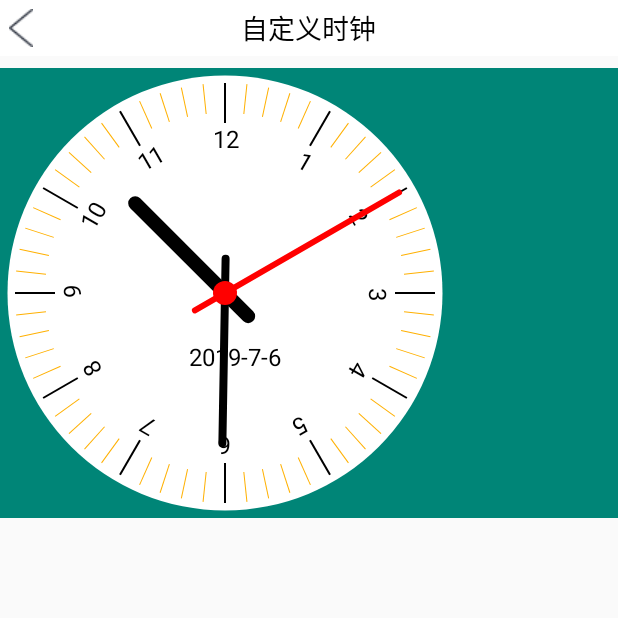
After one commit to xinshengBoy/SimpleDemo3, an Android app: the CustomClockActivity screen opened directly, with no data from a screen before it, on a phone screen of 412 x 824 dp, the top half of it. The commit adds this screen. Run offline under Robolectric (Android 15) with nearby library versions, the phone set to English and light mode, and no system bars; libraries missing offline, so code that uses them is left out: net.lemonsoft.lemonbubble.

Commit message:
新增自定义时钟

```diff
--- a/app/src/main/AndroidManifest.xml
+++ b/app/src/main/AndroidManifest.xml
@@ -82,6 +82,9 @@
             android:label="@string/ic_marquee"
             android:screenOrientation="landscape"
             android:windowSoftInputMode="adjustUnspecified|stateHidden"/>
+        <activity android:name=".activity.CustomClockActivity"
+            android:label="@string/ic_custom_clock"
+            android:screenOrientation="portrait"/>
     </application>
 
 </manifest>
--- /dev/null
+++ b/app/src/main/java/com/yks/simpledemo3/activity/CustomClockActivity.java
@@ -0,0 +1,30 @@
+package com.yks.simpledemo3.activity;
+
+import android.app.Activity;
+import android.os.Bundle;
+import android.widget.LinearLayout;
+
+import com.yks.simpledemo3.R;
+import com.yks.simpledemo3.view.MyActionBar;
+
+/**
+ * 描述：自定义时钟
+ * 作者：zzh
+ * time:2019/08/05
+ * https://github.com/Jmengfei/CustomView/blob/master/app/src/main/res/layout/activity_main.xml
+ */
+public class CustomClockActivity extends Activity {
+
+    @Override
+    protected void onCreate(Bundle savedInstanceState) {
+        super.onCreate(savedInstanceState);
+        setContentView(R.layout.activity_custom_clock);
+
+        initView();
+    }
+
+    private void initView(){
+        LinearLayout title_layout = findViewById(R.id.headerLayout);
+        MyActionBar.show(CustomClockActivity.this, title_layout, "自定义时钟", "", false);
+    }
+}
--- a/app/src/main/java/com/yks/simpledemo3/activity/MainActivity.java
+++ b/app/src/main/java/com/yks/simpledemo3/activity/MainActivity.java
@@ -55,11 +55,13 @@ public class MainActivity extends BaseActivity implements View.OnClickListener {
     private final int [] ids = new int[]{R.id.channel_sort_layout,R.id.drawable_layout,R.id.appBarLayout_layout,R.id.safeKeyBoard_layout,
                                         R.id.message_verification_layout,R.id.xiaomi_stepclock_layout,R.id.dialog_fragment_layout,R.id.windwill_layout,
                                         R.id.super_button_layout,R.id.water_picture_layout,R.id.timing_tasks_layout,R.id.export_csv_layout,
-                                        R.id.temperature_layout,R.id.circle_menu_layout,R.id.radar_layout,R.id.marquee_layout};
+                                        R.id.temperature_layout,R.id.circle_menu_layout,R.id.radar_layout,R.id.marquee_layout,
+                                        R.id.custom_clock_layout};
     private final Class [] classes = new Class[]{ChannelSortActivity.class,DrawableActivity.class,AppBayLayoutActivity.class,SafeKeyBoardActivity.class,
                                                 MessageVerificationActivity.class,XiaomiStepClockActivity.class,DialogFragmentActivity.class,WindWillActivity.class,
                                                 SuperButtonActivity.class,WaterPictureActivity.class,TimingTaskActivity.class,ExportCSVActivity.class,
-                                                TemperatureActivity.class,CircleMenuActivity.class, RadarViewActivity.class,MarqueeActivity.class};
+                                                TemperatureActivity.class,CircleMenuActivity.class, RadarViewActivity.class,MarqueeActivity.class,
+                                                CustomClockActivity.class};
     @Override
     public void onCreate(Bundle savedInstanceState) {
         super.onCreate(savedInstanceState);
--- a/app/src/main/java/com/yks/simpledemo3/tools/Info.java
+++ b/app/src/main/java/com/yks/simpledemo3/tools/Info.java
@@ -10,6 +10,7 @@ import android.media.MediaPlayer;
 import android.support.v7.widget.DividerItemDecoration;
 import android.support.v7.widget.LinearLayoutManager;
 import android.support.v7.widget.RecyclerView;
+import android.util.TypedValue;
 
 import com.yks.simpledemo3.adapter.BaseRecyclerAdapter;
 
@@ -129,4 +130,15 @@ public class Info {
         int screenHeight = activity.getWindowManager().getDefaultDisplay().getHeight();
         KEY_HEIGHT = screenHeight / 3;
     }
+
+    /**
+     * 描述：将dp转成px
+     * 作者：zzh
+     * @param context 上下文
+     * @param dp dp的值
+     * @return 返回的px的值
+     */
+    public static int dp2px (Context context,float dp){
+        return (int) TypedValue.applyDimension(TypedValue.COMPLEX_UNIT_DIP,dp,context.getResources().getDisplayMetrics());
+    }
 }
--- /dev/null
+++ b/app/src/main/java/com/yks/simpledemo3/view/CustomClockView.java
@@ -0,0 +1,225 @@
+package com.yks.simpledemo3.view;
+
+import android.content.Context;
+import android.content.res.TypedArray;
+import android.graphics.Canvas;
+import android.graphics.Color;
+import android.graphics.Paint;
+import android.graphics.PaintFlagsDrawFilter;
+import android.graphics.Rect;
+import android.graphics.RectF;
+import android.util.AttributeSet;
+import android.view.View;
+
+import com.yks.simpledemo3.R;
+import com.yks.simpledemo3.tools.Info;
+
+import java.util.Calendar;
+
+/**
+ * 描述：自定义时钟
+ * 作者：zzh
+ * time:2019/08/05
+ * 参考：https://blog.csdn.net/sinat_36668731/article/details/81032530
+ * https://github.com/Jmengfei/CustomView/blob/master/app/src/main/java/com/example/jmf/timetest/WatchBoard.java
+ */
+public class CustomClockView extends View {
+
+    private float mRadius;//圆形半径
+    private float mPadding;//边距
+    private float mTextSize;//文字大小
+    private float mHourPointWidth;//时针宽度
+    private float mMinutePointWidth;//分针宽度
+    private float mSecondPointWidth;//秒针宽度
+    private float mPointRadius;//指针圆角
+    private float mPointEndLength;//指针末尾长度
+
+    private int mHourPointColor;//时针颜色
+    private int mMinutePointColor;//分针颜色
+    private int mSecondPointColor;//秒针颜色
+    private int mLongColor;//长线颜色
+    private int mShortColor;//短线颜色
+
+    private Paint mPaint;//画笔
+    private PaintFlagsDrawFilter mFilter;//为画布设置抗锯齿
+    private int width;//钟表边长
+
+    public CustomClockView(Context context) {
+        this(context,null);
+    }
+
+    public CustomClockView(Context context, AttributeSet attrs) {
+        this(context, attrs,0);
+    }
+
+    public CustomClockView(Context context, AttributeSet attrs, int defStyleAttr) {
+        super(context, attrs, defStyleAttr);
+        initAttrs(context,attrs);
+        initPaint();
+        //为画布实现抗锯齿
+        mFilter = new PaintFlagsDrawFilter(0,Paint.ANTI_ALIAS_FLAG | Paint.FILTER_BITMAP_FLAG);
+        //获取控件宽高
+        int widthPix = context.getResources().getDisplayMetrics().widthPixels;
+        int heightPix = context.getResources().getDisplayMetrics().heightPixels;
+        width = Math.min(widthPix,heightPix);//与最小值相等
+    }
+
+    private void initAttrs(Context context,AttributeSet attr){
+        TypedArray array = context.obtainStyledAttributes(attr, R.styleable.CustomClockView);
+
+        mPadding = array.getDimension(R.styleable.CustomClockView_ccv_padding, Info.dp2px(context,10));
+        mTextSize = array.getDimension(R.styleable.CustomClockView_ccv_text_size, Info.dp2px(context,16));
+        mHourPointWidth = array.getDimension(R.styleable.CustomClockView_ccv_hour_pointer_width, Info.dp2px(context,5));
+        mMinutePointWidth = array.getDimension(R.styleable.CustomClockView_ccv_minute_pointer_width, Info.dp2px(context,3));
+        mSecondPointWidth = array.getDimension(R.styleable.CustomClockView_ccv_second_pointer_width, Info.dp2px(context,2));
+        mPointRadius = array.getDimension(R.styleable.CustomClockView_ccv_pointer_cornor_radius, Info.dp2px(context,10));
+        mPointEndLength = array.getDimension(R.styleable.CustomClockView_ccv_pointer_end_length, Info.dp2px(context,10));
+
+        mHourPointColor = array.getColor(R.styleable.CustomClockView_ccv_hour_pointer_color, Color.BLACK);
+        mMinutePointColor = array.getColor(R.styleable.CustomClockView_ccv_minute_pointer_color, Color.BLACK);
+        mSecondPointColor = array.getColor(R.styleable.CustomClockView_ccv_second_pointer_color, Color.RED);
+        mLongColor = array.getColor(R.styleable.CustomClockView_ccv_scale_long_color, Color.argb(255,0,0,0));
+        mShortColor = array.getColor(R.styleable.CustomClockView_ccv_scale_short_color, Color.argb(125,0,0,0));
+
+        array.recycle();
+    }
+
+    private void initPaint(){
+        mPaint = new Paint();
+        mPaint.setAntiAlias(true);//抗锯齿
+        mPaint.setDither(true);
+    }
+
+    @Override
+    protected void onMeasure(int widthMeasureSpec, int heightMeasureSpec) {
+        super.onMeasure(widthMeasureSpec, heightMeasureSpec);
+        int w = measureSize(widthMeasureSpec);
+        int h = measureSize(heightMeasureSpec);
+        setMeasuredDimension(w,h);
+    }
+
+    //测量宽高和屏幕做对比
+    private int measureSize(int spec){
+        int size = MeasureSpec.getSize(spec);
+        width = Math.min(width,size);
+        return width;
+    }
+
+    @Override
+    protected void onSizeChanged(int w, int h, int oldw, int oldh) {
+        super.onSizeChanged(w, h, oldw, oldh);
+        mRadius = (Math.min(w,h) - mPadding) / 2;
+        mPointEndLength = mRadius / 6;
+    }
+
+    @Override
+    protected void onDraw(Canvas canvas) {
+        super.onDraw(canvas);
+        //抗锯齿
+        canvas.setDrawFilter(mFilter);
+        //1：先画圆
+        drawCircle(canvas);
+        //2：画刻度
+        drawScale(canvas);
+        //3：画指针
+        drawPointer(canvas);
+        //4：每秒刷新一次
+        postInvalidateDelayed(1000);
+    }
+
+    /**
+     * 描述：画外圈的圆
+     * 作者：zzh
+     * @param canvas 画布
+     */
+    private void drawCircle(Canvas canvas) {
+        mPaint.setColor(Color.WHITE);
+        mPaint.setStyle(Paint.Style.FILL);
+        canvas.drawCircle(width/2,width/2,mRadius,mPaint);
+    }
+
+    /**
+     * 描述：画刻度
+     * 作者：zzh
+     * @param canvas 画布
+     */
+    private void drawScale(Canvas canvas) {
+        mPaint.setStrokeWidth(Info.dp2px(getContext(),1));
+        int lineWidth;
+        for (int i=0;i<60;i++){
+            if (i % 5 == 0){
+                mPaint.setStrokeWidth(Info.dp2px(getContext(),1.5f));//粗一点
+                mPaint.setColor(mLongColor);
+                lineWidth = 40;
+                mPaint.setTextSize(mTextSize);
+                String text = ((i / 5) == 0 ? 12 : (i / 5)) + "";
+                Rect rect = new Rect();
+                mPaint.getTextBounds(text,0,text.length(),rect);
+                mPaint.setColor(Color.BLACK);
+                canvas.drawText(text,width / 2 - rect.width() / 2,rect.height() + Info.dp2px(getContext(),5) + lineWidth + mPadding,mPaint);//画分钟刻度
+            }else {
+                lineWidth = 30;
+                mPaint.setColor(mShortColor);;
+                mPaint.setStrokeWidth(Info.dp2px(getContext(),1f));
+            }
+
+            canvas.drawLine(width / 2,mPadding,width / 2,mPadding + lineWidth,mPaint);
+            canvas.rotate(6,width / 2,width / 2);
+        }
+    }
+
+    /**
+     * 描述：画指针
+     * 作者：zzh
+     * @param canvas 画布
+     */
+    private void drawPointer(Canvas canvas) {
+        Calendar calendar = Calendar.getInstance();
+        int year = calendar.get(Calendar.YEAR);
+        int month = calendar.get(Calendar.MONTH);
+        int day = calendar.get(Calendar.DAY_OF_MONTH);
+        int hour = calendar.get(Calendar.HOUR);//时
+        int minute = calendar.get(Calendar.MINUTE);//分
+        int second = calendar.get(Calendar.SECOND);//秒
+
+        //转过的角度
+        float angleHour = (hour + (float)minute / 60) * 360 / 12;//当前时针的角度
+        float angleMinute = (minute + (float) second / 60) * 360 / 60;//当前分针的角度
+        float angleSecond = second * 360 / 60;//当前秒针的角度
+
+        //1:绘制时针
+        canvas.save();
+        canvas.rotate(angleHour,width / 2,width / 2);//旋转到时针的角度
+        RectF rectHour = new RectF(width / 2 - mHourPointWidth / 2,width / 2 - mRadius * 3 / 5,width / 2 + mHourPointWidth / 2,width / 2 + mPointEndLength);
+        mPaint.setColor(mHourPointColor);
+        mPaint.setStyle(Paint.Style.STROKE);//加粗
+        mPaint.setStrokeWidth(mHourPointWidth);//线粗
+        canvas.drawRoundRect(rectHour,mPointRadius,mPointRadius,mPaint);
+        canvas.restore();
+        //2：绘制分针
+        canvas.save();
+        canvas.rotate(angleMinute,width / 2,width / 2);
+        RectF rectMinute = new RectF(width / 2 - mMinutePointWidth / 2,width / 2 - mRadius * 3.5f / 5,width / 2 + mMinutePointWidth / 2,width / 2 + mPointEndLength);
+        mPaint.setColor(mMinutePointColor);
+        mPaint.setStrokeWidth(mMinutePointWidth);
+        canvas.drawRoundRect(rectMinute,mPointRadius,mPointRadius,mPaint);
+        canvas.restore();
+        //绘制秒针
+        canvas.save();
+        canvas.rotate(angleSecond,width / 2,width / 2);
+        RectF rectSecond = new RectF(width / 2 - mSecondPointWidth / 2,width / 2 - mRadius + Info.dp2px(getContext(),10),width / 2 + mSecondPointWidth / 2,width / 2 + mPointEndLength);
+        mPaint.setColor(mSecondPointColor);
+        mPaint.setStrokeWidth(mSecondPointWidth);
+        canvas.drawRoundRect(rectSecond,mPointRadius,mPointRadius,mPaint);
+        canvas.restore();
+        //绘制原点
+        mPaint.setStyle(Paint.Style.FILL);
+        canvas.drawCircle(width / 2,width /2,mSecondPointWidth * 4,mPaint);
+        //绘制日期
+        canvas.save();
+        mPaint.setColor(mHourPointColor);
+        mPaint.setStrokeWidth(mSecondPointWidth);
+        canvas.drawText(year+"-"+month+"-"+day,width / 2 - mPointEndLength,width / 2 + mPointEndLength * 2,mPaint);
+        canvas.restore();
+    }
+}
--- a/app/src/main/java/com/yks/simpledemo3/view/MarqueeTextView.java
+++ b/app/src/main/java/com/yks/simpledemo3/view/MarqueeTextView.java
@@ -35,7 +35,6 @@ public class MarqueeTextView extends android.support.v7.widget.AppCompatTextView
         setBackgroundColor(Color.BLACK);
         setTextColor(Color.WHITE);
         setTextSize(56);
-        setsc
     }
 
     @Override
--- a/app/src/main/java/com/yks/simpledemo3/view/RadarView.java
+++ b/app/src/main/java/com/yks/simpledemo3/view/RadarView.java
@@ -7,10 +7,10 @@ import android.graphics.Color;
 import android.graphics.Paint;
 import android.graphics.SweepGradient;
 import android.util.AttributeSet;
-import android.util.TypedValue;
 import android.view.View;
 
 import com.yks.simpledemo3.R;
+import com.yks.simpledemo3.tools.Info;
 
 import java.util.ArrayList;
 import java.util.Iterator;
@@ -112,7 +112,7 @@ public class RadarView extends View {
     @Override
     protected void onMeasure(int widthMeasureSpec, int heightMeasureSpec) {
         //设置宽高，默认200
-        int defaultSize = dp2px(getContext(),200);
+        int defaultSize = Info.dp2px(getContext(),200);
         setMeasuredDimension(measureValues(widthMeasureSpec,defaultSize,true),measureValues(heightMeasureSpec,defaultSize,false));
     }
 
@@ -235,16 +235,6 @@ public class RadarView extends View {
         canvas.rotate(-90 + mDegrees,cx,cy);
         canvas.drawCircle(cx,cy,radius,mSweepPaint);
     }
-    /**
-     * 描述：将dp转成px
-     * 作者：zzh
-     * @param context 上下文
-     * @param dp dp的值
-     * @return 返回的px的值
-     */
-    private int dp2px (Context context,float dp){
-        return (int) TypedValue.applyDimension(TypedValue.COMPLEX_UNIT_DIP,dp,context.getResources().getDisplayMetrics());
-    }
 
     /**
      * 描述：改变颜色的透明度
--- /dev/null
+++ b/app/src/main/res/drawable/ic_custom_clock.xml
@@ -0,0 +1,5 @@
+<vector android:autoMirrored="true" android:height="64dp"
+    android:viewportHeight="1024" android:viewportWidth="1024"
+    android:width="64dp" xmlns:android="http://schemas.android.com/apk/res/android">
+    <path android:fillColor="#515151" android:pathData="M512,112c54,0 106.4,10.6 155.7,31.4 47.6,20.1 90.4,49 127.2,85.7 36.7,36.7 65.6,79.5 85.7,127.2C901.4,405.6 912,458 912,512s-10.6,106.4 -31.4,155.7c-20.1,47.6 -49,90.4 -85.7,127.2 -36.7,36.7 -79.5,65.6 -127.2,85.7C618.4,901.4 566,912 512,912s-106.4,-10.6 -155.7,-31.4c-47.6,-20.1 -90.4,-49 -127.2,-85.7 -36.7,-36.7 -65.6,-79.5 -85.7,-127.2C122.6,618.4 112,566 112,512s10.6,-106.4 31.4,-155.7c20.1,-47.6 49,-90.4 85.7,-127.2 36.7,-36.7 79.5,-65.6 127.2,-85.7C405.6,122.6 458,112 512,112m0,-40C269,72 72,269 72,512s197,440 440,440 440,-197 440,-440S755,72 512,72zM532,127.9h-40v40h40v-40zM532,855.6h-40v40h40v-40zM337.4,169.3l-34.6,20 20,34.6 34.6,-20 -20,-34.6zM701.3,799.6l-34.6,20 20,34.6 34.6,-20 -20,-34.6zM189.5,302.5l-20,34.6 34.6,20 20,-34.6 -34.6,-20zM819.8,666.4l-20,34.6 34.6,20 20,-34.6 -34.6,-20zM168.1,491.7h-40v40h40v-40zM895.9,491.7h-40v40h40v-40zM204.2,666.4l-34.6,20 20,34.6 34.6,-20 -20,-34.6zM834.5,302.5l-34.6,20 20,34.6 34.6,-20 -20,-34.6zM322.7,799.6l-20,34.6 34.6,20 20,-34.6 -34.6,-20zM686.6,169.3l-20,34.6 34.6,20 20,-34.6 -34.6,-20zM512,462c27.6,0 50,22.4 50,50s-22.4,50 -50,50 -50,-22.4 -50,-50 22.4,-50 50,-50m0,-40c-49.7,0 -90,40.3 -90,90s40.3,90 90,90 90,-40.3 90,-90 -40.3,-90 -90,-90zM423,183.8L384.9,196l77,241.3c11,-7.4 23.7,-12.4 37.4,-14.4L423,183.8zM599.2,534.5c-3.5,13.6 -10.1,26 -19,36.3L721,608.4l10.3,-38.6 -132.1,-35.3z"/>
+</vector>
--- /dev/null
+++ b/app/src/main/res/layout/activity_custom_clock.xml
@@ -0,0 +1,16 @@
+<?xml version="1.0" encoding="utf-8"?>
+<LinearLayout xmlns:android="http://schemas.android.com/apk/res/android"
+    android:layout_width="match_parent"
+    android:layout_height="match_parent"
+    xmlns:app="http://schemas.android.com/apk/res-auto"
+    android:orientation="vertical">
+    <include
+        android:id="@+id/headerLayout"
+        layout="@layout/layout_header"/>
+    <com.yks.simpledemo3.view.CustomClockView
+        android:layout_width="match_parent"
+        android:layout_height="300dp"
+        android:background="@color/colorPrimary"
+        app:ccv_scale_short_color="@color/colorOrange"
+        android:layout_gravity="center_horizontal"/>
+</LinearLayout>
--- a/app/src/main/res/layout/content_main.xml
+++ b/app/src/main/res/layout/content_main.xml
@@ -109,7 +109,7 @@
         </LinearLayout>
         <TextView
             style="@style/lableText"
-            android:text="@string/verification"/>
+            android:text="@string/custom"/>
         <LinearLayout
             style="@style/menuLayout">
             <!--自定义温度计-->
@@ -136,11 +136,21 @@
                 style="@style/menuItemStyle"
                 imageText:myImageResource="@drawable/ic_marquee"
                 imageText:myTextContent="@string/ic_marquee"/>
-            <!--<View-->
-                <!--android:layout_width="0dp"-->
-                <!--android:layout_height="match_parent"-->
-                <!--android:layout_weight="1"/>-->
         </LinearLayout>
+        <LinearLayout
+            style="@style/menuLayout">
+            <!--自定义时钟-->
+            <com.yks.simpledemo3.view.MenuItemView
+                android:id="@+id/custom_clock_layout"
+                style="@style/menuItemStyle"
+                imageText:myImageResource="@drawable/ic_custom_clock"
+                imageText:myTextContent="@string/ic_custom_clock"/>
+            <View
+                android:layout_width="0dp"
+                android:layout_height="match_parent"
+                android:layout_weight="3"/>
+        </LinearLayout>
+
     </LinearLayout>
 
 </ScrollView>
--- a/app/src/main/res/values/attrs.xml
+++ b/app/src/main/res/values/attrs.xml
@@ -19,4 +19,19 @@
         <attr name="radarSpeed" format="float"/><!--扫描的转速，表示几秒转一圈-->
         <attr name="radarFlicker" format="float"/><!--水滴显示和消失的速度-->
     </declare-styleable>
+    <!--自定义时钟-->
+    <declare-styleable name="CustomClockView">
+        <attr name="ccv_hour_pointer_color" format="color"/><!--时针颜色-->
+        <attr name="ccv_minute_pointer_color" format="color"/><!--分针颜色-->
+        <attr name="ccv_second_pointer_color" format="color"/><!--秒针颜色-->
+        <attr name="ccv_hour_pointer_width" format="dimension"/><!--时针宽度-->
+        <attr name="ccv_minute_pointer_width" format="dimension"/><!--分针宽度-->
+        <attr name="ccv_second_pointer_width" format="dimension"/><!--秒针宽度-->
+        <attr name="ccv_text_size" format="dimension"/><!--表盘文字大小-->
+        <attr name="ccv_padding" format="dimension"/><!--表盘内边距-->
+        <attr name="ccv_pointer_cornor_radius" format="dimension"/><!--指针圆角值-->
+        <attr name="ccv_pointer_end_length" format="dimension"/><!--指针超过中心点的长度,就是针长度超出的那一截-->
+        <attr name="ccv_scale_long_color" format="color"/><!--时刻刻度颜色-->
+        <attr name="ccv_scale_short_color" format="color"/><!--非时刻刻度颜色-->
+    </declare-styleable>
 </resources>
--- a/app/src/main/res/values/strings.xml
+++ b/app/src/main/res/values/strings.xml
@@ -31,6 +31,7 @@
     <string name="keyboard_key4">"&#60;"</string>
     <string name="keyboard_key5">"&#62;"</string>
     <string name="verification">验证</string>
+    <string name="custom">自定义</string>
 
     <!--首页-->
     <string name="channel_sort">频道排序</string>
@@ -49,4 +50,5 @@
     <string name="ic_circle_menu">转盘菜单</string>
     <string name="ic_radar">雷达扫描</string>
     <string name="ic_marquee">跑马灯</string>
+    <string name="ic_custom_clock">自定义时钟</string>
 </resources>
```
